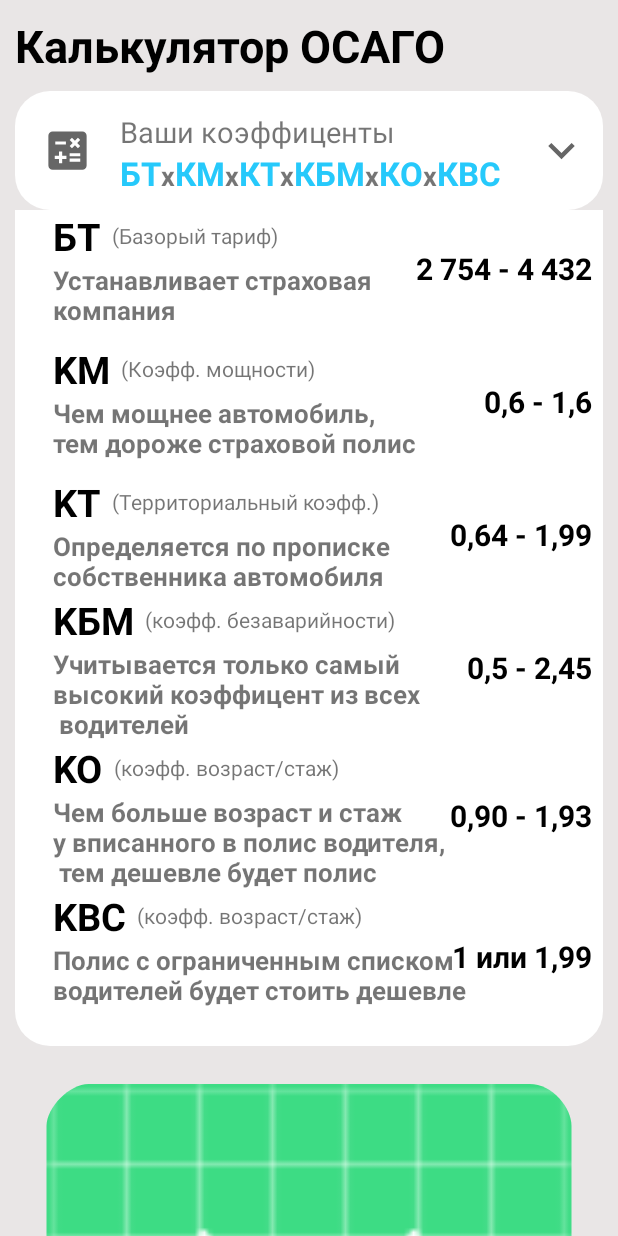
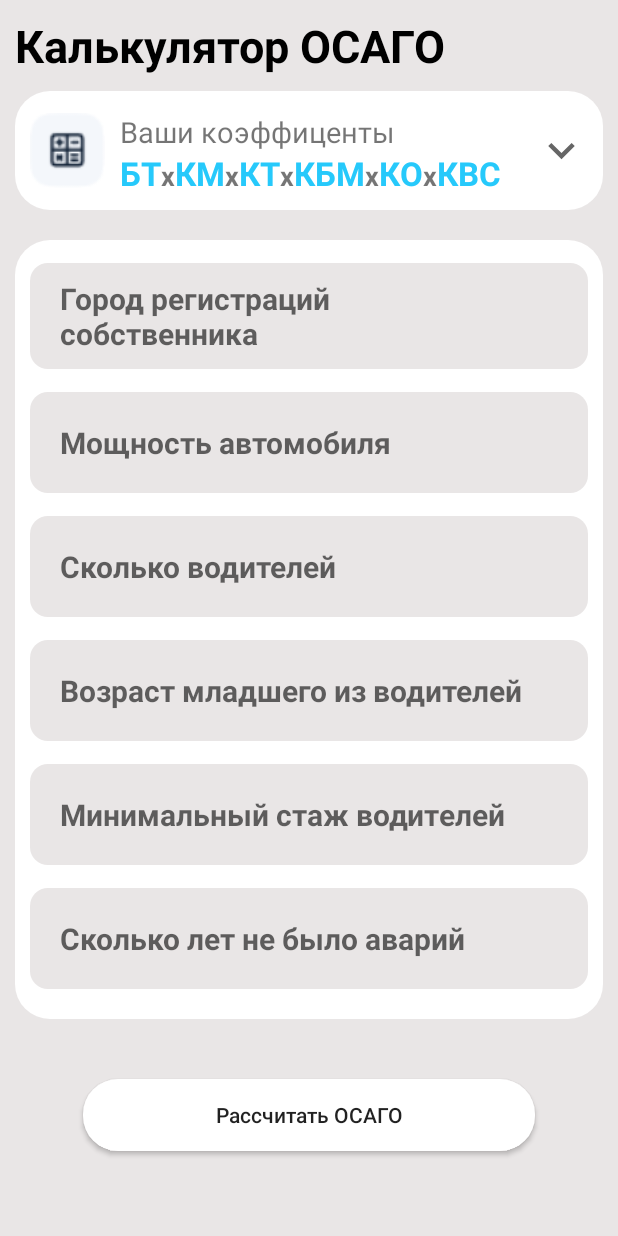
Before and after one commit to Kyshnarev-Aleksandr/OSAGO_Calculator_hakaton, an Android app: the screen it shows after launch (MainActivity), on a phone screen of 412 x 824 dp. Run offline under Robolectric (Android 15) with nearby library versions, the phone set to English and light mode, and no system bars.

Commit message:
добавил поля для ввода инормаций и заменил иконку, добавил кнопку

```diff
--- /dev/null
+++ b/app/src/main/res/drawable/backgraund_edit_text.xml
@@ -0,0 +1,9 @@
+<?xml version="1.0" encoding="utf-8"?>
+<shape xmlns:android="http://schemas.android.com/apk/res/android">
+
+    <corners android:radius="12dp"/>
+    <solid android:color="@color/grey"/>
+
+
+
+</shape>
--- a/app/src/main/res/layout/activity_main.xml
+++ b/app/src/main/res/layout/activity_main.xml
@@ -40,9 +40,8 @@
                 android:id="@+id/imageView_icon_relative"
                 android:layout_width="50sp"
                 android:layout_height="50sp"
-                android:padding="8dp"
                 android:layout_centerVertical="true"
-                android:src="@drawable/ic_baseline_calculate" />
+                android:src="@drawable/avatars" />
 
             <LinearLayout
                 android:id="@+id/linerL_kof"
@@ -50,6 +49,7 @@
                 android:layout_height="wrap_content"
                 android:layout_toEndOf="@+id/imageView_icon_relative"
                 android:orientation="vertical"
+                android:layout_centerVertical="true"
                 android:layout_toStartOf="@+id/image_open_koff"
                 android:paddingStart="10dp">
 
@@ -173,6 +173,7 @@
             android:layout_width="match_parent"
             android:layout_height="wrap_content"
             android:orientation="vertical"
+            android:visibility="gone"
             android:background="@drawable/backgraund_liner_layout"
             android:layout_marginEnd="10dp"
 
@@ -598,17 +599,123 @@
 
 
 
+        <LinearLayout
+            android:layout_width="match_parent"
+            android:layout_height="wrap_content"
+            android:layout_marginTop="20dp"
+            android:layout_marginStart="10dp"
+            android:layout_marginEnd="10dp"
+            android:background="@drawable/backgraund_relative_close"
+            android:orientation="vertical">
 
-        <ImageView
-            android:layout_width="match_parent"
-            android:layout_height="350dp"
-            android:layout_marginTop="25dp"
-            android:src="@mipmap/ic_launcher"/>
+
+            <EditText
+                android:layout_width="match_parent"
+                android:layout_height="wrap_content"
+                android:background="@drawable/backgraund_edit_text"
+                android:layout_marginEnd="10dp"
+                android:layout_marginStart="10dp"
+                android:layout_marginTop="15dp"
+                android:hint="Город регистраций \nсобственника"
+                android:textSize="20dp"
+                android:textAllCaps="false"
+                android:textStyle="bold"
+                android:paddingStart="20sp"
+                android:paddingTop="10dp"
+                android:paddingBottom="10sp"/>
+
+            <EditText
+                android:layout_width="match_parent"
+                android:layout_height="wrap_content"
+                android:background="@drawable/backgraund_edit_text"
+                android:layout_marginEnd="10dp"
+                android:layout_marginStart="10dp"
+                android:layout_marginTop="15dp"
+                android:hint="Мощность автомобиля"
+                android:textSize="20sp"
+                android:textAllCaps="false"
+                android:textStyle="bold"
+                android:paddingStart="20sp"
+                android:paddingTop="20dp"
+                android:paddingBottom="20sp"/>
+            <EditText
+                android:layout_width="match_parent"
+                android:layout_height="wrap_content"
+                android:background="@drawable/backgraund_edit_text"
+                android:layout_marginEnd="10dp"
+                android:layout_marginStart="10dp"
+                android:layout_marginTop="15dp"
+                android:hint="Сколько водителей"
+                android:textSize="20sp"
+                android:textAllCaps="false"
+                android:textStyle="bold"
+                android:paddingStart="20sp"
+                android:paddingTop="20dp"
+                android:paddingBottom="20sp"/>
+
+            <EditText
+                android:layout_width="match_parent"
+                android:layout_height="wrap_content"
+                android:background="@drawable/backgraund_edit_text"
+                android:layout_marginEnd="10dp"
+                android:layout_marginStart="10dp"
+                android:layout_marginTop="15dp"
+                android:hint="Возраст младшего из водителей"
+                android:textSize="20sp"
+                android:textAllCaps="false"
+                android:textStyle="bold"
+                android:paddingStart="20sp"
+                android:paddingTop="20dp"
+                android:paddingBottom="20sp"/>
+
+            <EditText
+                android:layout_width="match_parent"
+                android:layout_height="wrap_content"
+                android:background="@drawable/backgraund_edit_text"
+                android:layout_marginEnd="10dp"
+                android:layout_marginStart="10dp"
+                android:layout_marginTop="15dp"
+                android:hint="Минимальный стаж водителей"
+                android:textSize="20sp"
+                android:textAllCaps="false"
+                android:textStyle="bold"
+                android:paddingStart="20sp"
+                android:paddingTop="20dp"
+                android:paddingBottom="20sp"/>
+
+            <EditText
+                android:layout_width="match_parent"
+                android:layout_height="wrap_content"
+                android:background="@drawable/backgraund_edit_text"
+                android:layout_marginEnd="10dp"
+                android:layout_marginStart="10dp"
+                android:layout_marginTop="15dp"
+                android:hint="Сколько лет не было аварий"
+                android:textSize="20sp"
+                android:textAllCaps="false"
+                android:textStyle="bold"
+                android:paddingStart="20sp"
+                android:layout_marginBottom="20dp"
+                android:paddingTop="20dp"
+                android:paddingBottom="20sp"/>
 
 
 
 
+        </LinearLayout>
 
+
+
+        <Button
+            android:layout_width="match_parent"
+            android:layout_height="wrap_content"
+            android:background="@drawable/backgraund_relative_close"
+            android:layout_marginStart="55dp"
+            android:layout_marginEnd="55dp"
+            android:layout_marginBottom="25dp"
+            android:layout_marginTop="40dp"
+            android:text="Рассчитать ОСАГО"
+            android:textAllCaps="false"/>
 
     </LinearLayout>
 
```
Also changed, not shown: app/src/main/res/drawable/avatars.png (added).
